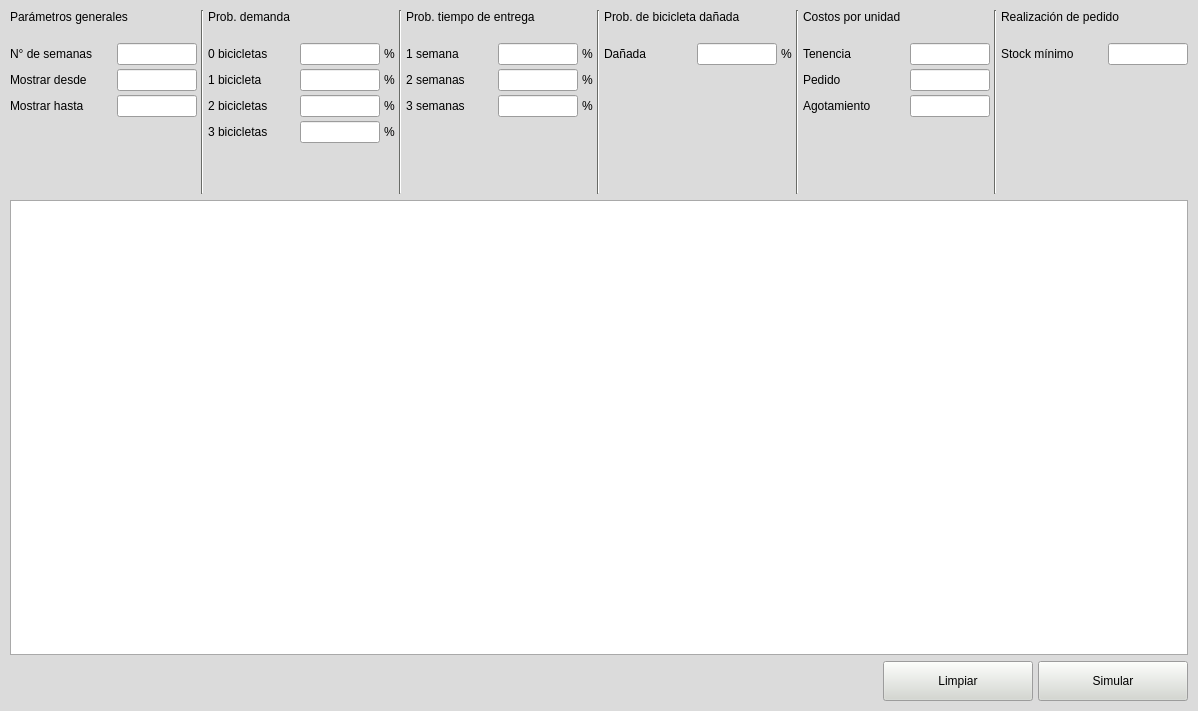
Old version of the form SIM/TP4/montecarlo/interfaz/ventana_montecarlo.ui in the repository agustin007/Facultad-2021.
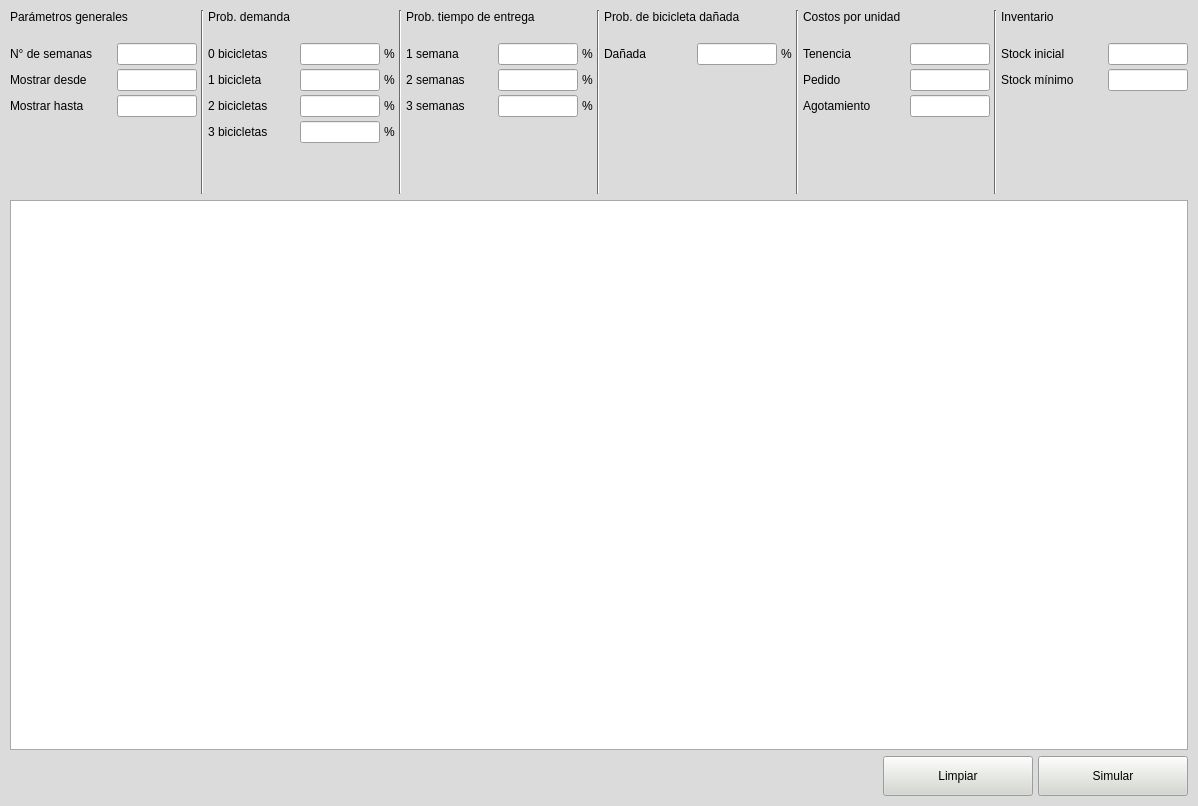
New version of the form. Icons and pictures are not drawn.

Commit message: Termino de desarrollar tp4

What changed in the file:
```diff
--- a/SIM/TP4/montecarlo/interfaz/ventana_montecarlo.ui
+++ b/SIM/TP4/montecarlo/interfaz/ventana_montecarlo.ui
@@ -7,15 +7,9 @@
     <x>0</x>
     <y>0</y>
     <width>1198</width>
-    <height>711</height>
+    <height>806</height>
    </rect>
   </property>
-  <property name="minimumSize">
-   <size>
-    <width>1198</width>
-    <height>711</height>
-   </size>
-  </property>
   <property name="palette">
    <palette>
     <active>
@@ -488,8 +482,30 @@
     <property name="horizontalSpacing">
      <number>5</number>
     </property>
+    <item row="1" column="0">
+     <widget class="QTableWidget" name="grid_semanas_simuladas">
+      <property name="minimumSize">
+       <size>
+        <width>0</width>
+        <height>550</height>
+       </size>
+      </property>
+      <attribute name="horizontalHeaderVisible">
+       <bool>true</bool>
+      </attribute>
+      <attribute name="horizontalHeaderDefaultSectionSize">
+       <number>150</number>
+      </attribute>
+      <attribute name="verticalHeaderVisible">
+       <bool>false</bool>
+      </attribute>
+     </widget>
+    </item>
     <item row="0" column="0">
      <layout class="QVBoxLayout" name="lyt_vertical_0_0">
+      <property name="sizeConstraint">
+       <enum>QLayout::SetMaximumSize</enum>
+      </property>
       <item>
        <layout class="QHBoxLayout" name="lyt_horizontal_1_0">
         <property name="spacing">
@@ -1385,9 +1401,15 @@
         <item>
          <layout class="QVBoxLayout" name="lyt_vertical_2_5">
           <item>
-           <widget class="QLabel" name="lbl_realizacion_pedido">
+           <widget class="QLabel" name="lbl_inventario">
+            <property name="sizePolicy">
+             <sizepolicy hsizetype="Preferred" vsizetype="Fixed">
+              <horstretch>0</horstretch>
+              <verstretch>0</verstretch>
+             </sizepolicy>
+            </property>
             <property name="text">
-             <string>Realización de pedido</string>
+             <string>Inventario</string>
             </property>
            </widget>
           </item>
@@ -1397,7 +1419,7 @@
              <enum>Qt::Vertical</enum>
             </property>
             <property name="sizeType">
-             <enum>QSizePolicy::Minimum</enum>
+             <enum>QSizePolicy::Fixed</enum>
             </property>
             <property name="sizeHint" stdset="0">
              <size>
@@ -1408,7 +1430,44 @@
            </spacer>
           </item>
           <item>
-           <layout class="QHBoxLayout" name="horizontalLayout">
+           <layout class="QHBoxLayout" name="lyt_horizontal_3_14">
+            <item>
+             <widget class="QLabel" name="lbl_stock_inicial">
+              <property name="text">
+               <string>Stock inicial</string>
+              </property>
+             </widget>
+            </item>
+            <item>
+             <spacer name="separator_horizontal_14">
+              <property name="orientation">
+               <enum>Qt::Horizontal</enum>
+              </property>
+              <property name="sizeHint" stdset="0">
+               <size>
+                <width>0</width>
+                <height>0</height>
+               </size>
+              </property>
+             </spacer>
+            </item>
+            <item>
+             <widget class="QLineEdit" name="txt_stock_inicial">
+              <property name="maximumSize">
+               <size>
+                <width>80</width>
+                <height>16777215</height>
+               </size>
+              </property>
+              <property name="maxLength">
+               <number>4</number>
+              </property>
+             </widget>
+            </item>
+           </layout>
+          </item>
+          <item>
+           <layout class="QHBoxLayout" name="lyt_horizontal_3_15">
             <item>
              <widget class="QLabel" name="lbl_stock_minimo">
               <property name="text">
@@ -1417,7 +1476,7 @@
              </widget>
             </item>
             <item>
-             <spacer name="separator_horizontal_14">
+             <spacer name="separator_horizontal_15">
               <property name="orientation">
                <enum>Qt::Horizontal</enum>
               </property>
@@ -1455,6 +1514,9 @@
             <property name="orientation">
              <enum>Qt::Vertical</enum>
             </property>
+            <property name="sizeType">
+             <enum>QSizePolicy::MinimumExpanding</enum>
+            </property>
             <property name="sizeHint" stdset="0">
              <size>
               <width>0</width>
@@ -1475,7 +1537,7 @@
        <number>5</number>
       </property>
       <item>
-       <spacer name="separator_horizontal_15">
+       <spacer name="separator_horizontal_16">
         <property name="orientation">
          <enum>Qt::Horizontal</enum>
         </property>
@@ -1515,16 +1577,6 @@
       </item>
      </layout>
     </item>
-    <item row="1" column="0">
-     <widget class="QTableWidget" name="grid_semanas_simuladas">
-      <property name="minimumSize">
-       <size>
-        <width>0</width>
-        <height>455</height>
-       </size>
-      </property>
-     </widget>
-    </item>
    </layout>
   </widget>
  </widget>
```
Left out of the diff: 74 changed lines with no effect on the pictures. The commit also changes 2 other files.
